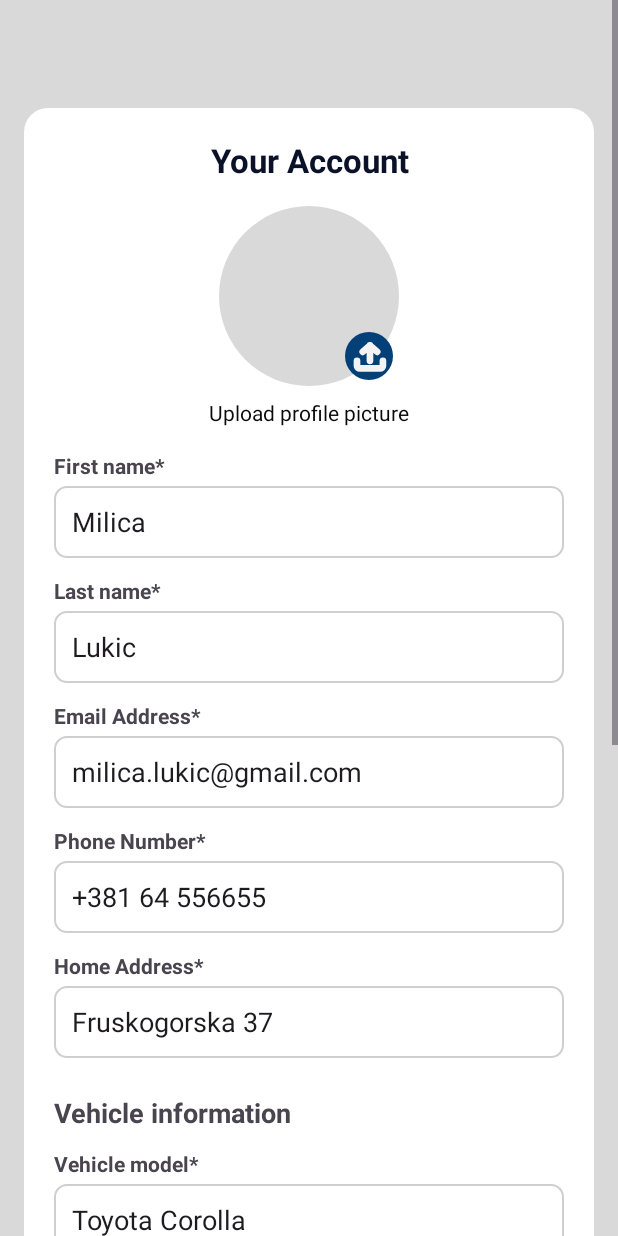
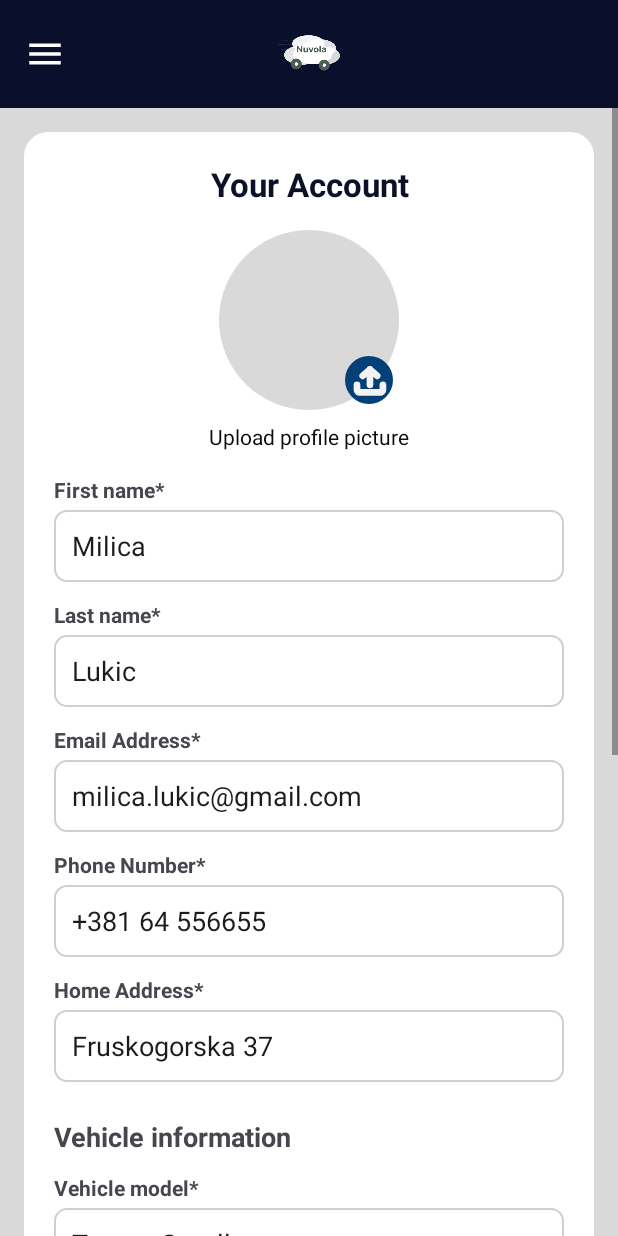
Before and after one commit to kzi-nastava/mrs-team13-Nuvola, an Android app: the ProfileActivity screen opened directly, with no data from a screen before it, on a phone screen of 412 x 824 dp. Run offline under Robolectric (Android 15) with nearby library versions, the phone set to English and light mode, and no system bars.

Commit message:
Add navbar to profile activity

```diff
--- a/android/app/src/main/java/com/example/nuvola/activities/DriverRideHistory.java
+++ b/android/app/src/main/java/com/example/nuvola/activities/DriverRideHistory.java
@@ -1,5 +1,6 @@
 package com.example.nuvola.activities;
 
+import android.content.Intent;
 import android.os.Bundle;
 import android.util.Log;
 import android.view.MenuItem;
@@ -17,6 +18,7 @@ import androidx.fragment.app.FragmentTransaction;
 import com.example.nuvola.R;
 import com.example.nuvola.fragments.DriversRideHistoryFragment;
 import com.example.nuvola.model.Ride;
+import com.example.nuvola.ui.auth.LoginActivity;
 import com.google.android.material.navigation.NavigationView;
 
 import java.time.LocalDateTime;
@@ -96,9 +98,11 @@ public class DriverRideHistory extends AppCompatActivity
             Toast.makeText(this, "Ride History", Toast.LENGTH_SHORT).show();
         } else if (id == R.id.nav_account) {
             Toast.makeText(this, "Settings clicked", Toast.LENGTH_SHORT).show();
+            startActivity(new Intent(DriverRideHistory.this, ProfileActivity.class));
         } else if (id == R.id.nav_logout) {
-            Toast.makeText(this, "Logout clicked", Toast.LENGTH_SHORT).show();
+            startActivity(new Intent(DriverRideHistory.this, LoginActivity.class));
         }
+
 
         // close drawer after click
         drawerLayout.closeDrawer(GravityCompat.START);
--- a/android/app/src/main/java/com/example/nuvola/activities/ProfileActivity.java
+++ b/android/app/src/main/java/com/example/nuvola/activities/ProfileActivity.java
@@ -5,6 +5,12 @@ import android.net.Uri;
 import android.os.Bundle;
 import android.view.View;
 import android.widget.*;
+import androidx.core.view.GravityCompat;
+import androidx.drawerlayout.widget.DrawerLayout;
+
+import com.example.nuvola.ui.auth.LoginActivity;
+import com.google.android.material.navigation.NavigationView;
+
 
 import androidx.appcompat.app.AppCompatActivity;
 
@@ -24,6 +30,38 @@ public class ProfileActivity extends AppCompatActivity {
     protected void onCreate(Bundle savedInstanceState) {
         super.onCreate(savedInstanceState);
         setContentView(R.layout.profile_user);
+        DrawerLayout drawerLayout = findViewById(R.id.drawerLayout);
+        NavigationView navView = findViewById(R.id.navView);
+
+        ImageView ivMenu = findViewById(R.id.ivMenu);
+        if (ivMenu != null && drawerLayout != null) {
+            ivMenu.setOnClickListener(v ->
+                    drawerLayout.openDrawer(GravityCompat.START)
+            );
+        }
+
+        if (navView != null && drawerLayout != null) {
+            navView.setNavigationItemSelectedListener(item -> {
+                int id = item.getItemId();
+
+                if (id == R.id.nav_home) {
+                    startActivity(new Intent(this, MainActivity.class));
+                }
+                else if (id == R.id.nav_ridehistory) {
+                    startActivity(new Intent(this, DriverRideHistory.class));
+                }
+                else if (id == R.id.nav_account) {
+                    // već si na profilu
+                }
+                else if (id == R.id.nav_logout) {
+                    startActivity(new Intent(this, LoginActivity.class));
+                }
+
+                drawerLayout.closeDrawer(GravityCompat.START);
+                return true;
+            });
+        }
+
 
         ivProfile = findViewById(R.id.ivProfile);
         findViewById(R.id.ivUpload).setOnClickListener(v -> openGallery());
--- a/android/app/src/main/java/com/example/nuvola/ui/auth/LoginActivity.java
+++ b/android/app/src/main/java/com/example/nuvola/ui/auth/LoginActivity.java
@@ -14,6 +14,7 @@ import androidx.core.view.GravityCompat;
 import androidx.drawerlayout.widget.DrawerLayout;
 
 import com.example.nuvola.R;
+import com.example.nuvola.activities.DriverRideHistory;
 import com.example.nuvola.activities.MainActivity;
 import com.google.android.material.button.MaterialButton;
 import com.google.android.material.navigation.NavigationView;
@@ -79,7 +80,7 @@ public class LoginActivity extends AppCompatActivity {
             btnLogin.setOnClickListener(v -> {
                 if (validateLogin()) {
                     Toast.makeText(this, "OK", Toast.LENGTH_SHORT).show();
-                    startActivity(new Intent(LoginActivity.this, MainActivity.class));
+                    startActivity(new Intent(LoginActivity.this, DriverRideHistory.class));
                     finish();
                 }
             });
--- a/android/app/src/main/res/layout/profile_user.xml
+++ b/android/app/src/main/res/layout/profile_user.xml
@@ -1,7 +1,26 @@
 <?xml version="1.0" encoding="utf-8"?>
-<ScrollView xmlns:android="http://schemas.android.com/apk/res/android"
+<androidx.drawerlayout.widget.DrawerLayout
+    xmlns:android="http://schemas.android.com/apk/res/android"
+    xmlns:app="http://schemas.android.com/apk/res-auto"
+    android:id="@+id/drawerLayout"
+    android:layout_width="match_parent"
+    android:layout_height="match_parent">
+
+    <!-- ================== MAIN CONTENT ================== -->
+    <FrameLayout
+        android:layout_width="match_parent"
+        android:layout_height="match_parent">
+
+        <!-- NAVBAR -->
+        <include
+            android:id="@+id/navbar"
+            layout="@layout/view_navbar" />
+
+        <!-- PROFILE CONTENT -->
+        <ScrollView
             android:layout_width="match_parent"
             android:layout_height="match_parent"
+            android:layout_marginTop="72dp"
             android:background="@color/background_gray">
 
             <LinearLayout
@@ -9,10 +28,6 @@
                 android:layout_height="wrap_content"
                 android:orientation="vertical"
                 android:padding="16dp">
-
-        <View
-            android:layout_width="match_parent"
-            android:layout_height="56dp" />
 
                 <!-- Profile card -->
                 <LinearLayout
@@ -54,21 +69,16 @@
                             android:contentDescription="Upload icon"
                             android:clickable="true"
                             android:focusable="true" />
-
                     </FrameLayout>
-
 
                     <TextView
                         android:layout_width="wrap_content"
                         android:layout_height="wrap_content"
                         android:text="Upload profile picture"
                         android:textColor="#0B0B0B"
-                android:clickable="false"
-                android:focusable="false"
                         android:layout_gravity="center"
                         android:layout_marginTop="8dp"
                         android:layout_marginBottom="16dp" />
-
 
                     <!-- First name -->
                     <TextView
@@ -206,6 +216,7 @@
                         android:visibility="gone"
                         android:layout_marginBottom="8dp"/>
 
+                    <!-- DRIVER INFO -->
                     <include
                         android:id="@+id/driverInfoContainer"
                         layout="@layout/layout_driver_info"
@@ -219,7 +230,6 @@
                         android:backgroundTint="@color/background_gray"
                         android:textColor="@android:color/black"
                         android:layout_marginTop="20dp" />
-
 
                     <!-- Save changes -->
                     <Button
@@ -245,3 +255,15 @@
 
             </LinearLayout>
         </ScrollView>
+
+    </FrameLayout>
+
+    <!-- ================== DRAWER MENU ================== -->
+    <com.google.android.material.navigation.NavigationView
+        android:id="@+id/navView"
+        android:layout_width="wrap_content"
+        android:layout_height="match_parent"
+        android:layout_gravity="start"
+        app:menu="@menu/loged_drawer_menu" />
+
+</androidx.drawerlayout.widget.DrawerLayout>
--- /dev/null
+++ b/android/app/src/main/res/menu/loged_drawer_menu.xml
@@ -0,0 +1,8 @@
+<?xml version="1.0" encoding="utf-8"?>
+<menu xmlns:android="http://schemas.android.com/apk/res/android">
+    <item android:id="@+id/nav_home" android:title="Home"/>
+    <item android:id="@+id/nav_ridehistory" android:title="Ride History"/>
+    <item android:id="@+id/nav_account" android:title="Account"/>
+    <item android:id="@+id/nav_logout" android:title="Log out"/>
+
+</menu>
```
Also changed, not shown: android/app/src/main/AndroidManifest.xml (+10 -11 lines). Lines whose indentation alone changed are shown as unchanged.
